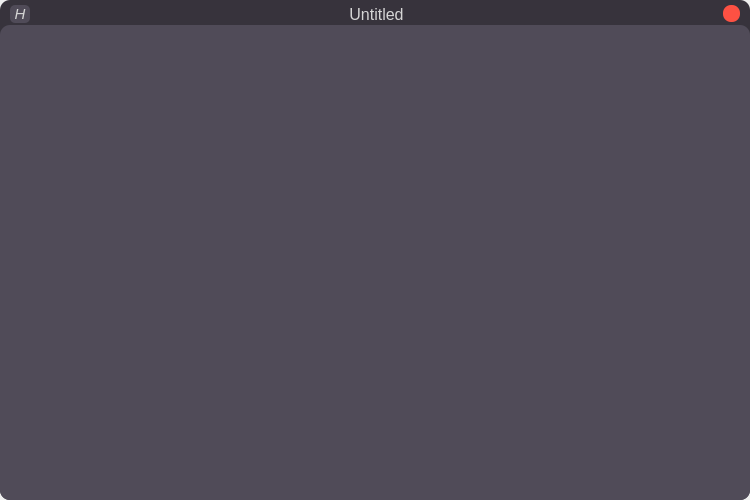
Before: the Qt Designer form UI/MainWindow.ui in harish3124/Texton, drawn with Qt 5.
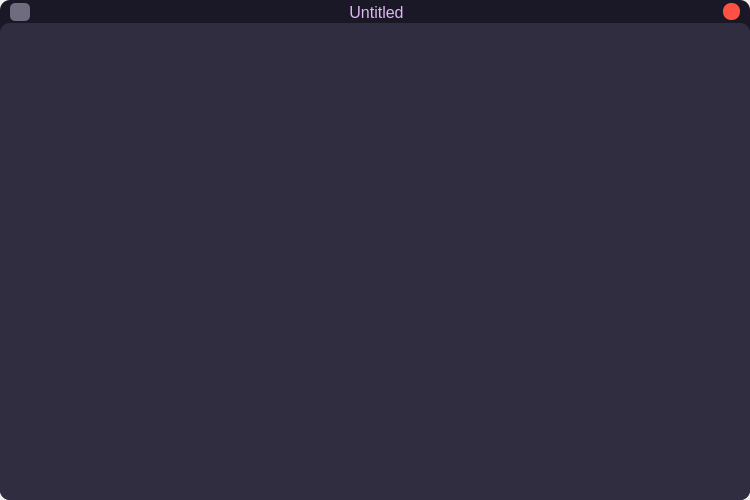
After: the same form once the commit is applied.

Patch:
```diff
--- a/UI/MainWindow.ui
+++ b/UI/MainWindow.ui
@@ -53,7 +53,7 @@
       </property>
       <property name="styleSheet">
        <string notr="true">border-radius: 10px;
-background-color: rgb(55, 51, 60);</string>
+background-color: #1A1826;</string>
       </property>
       <property name="frameShape">
        <enum>QFrame::NoFrame</enum>
@@ -69,7 +69,7 @@
         <number>0</number>
        </property>
        <property name="topMargin">
-        <number>5</number>
+        <number>3</number>
        </property>
        <property name="rightMargin">
         <number>0</number>
@@ -127,12 +127,12 @@
             <property name="styleSheet">
              <string notr="true">color: rgb(213, 213, 213);
 
-background-color: rgb(80, 75, 88);
+background-color: #6E6C7E;
 
 border-radius: 5;</string>
             </property>
             <property name="text">
-             <string>H</string>
+             <string/>
             </property>
            </widget>
           </item>
@@ -265,7 +265,7 @@
              </font>
             </property>
             <property name="styleSheet">
-             <string notr="true">color: rgb(213, 213, 213);
+             <string notr="true">color: #DDB6F2;
 
 </string>
             </property>
@@ -368,7 +368,7 @@
           <item>
            <widget class="QFrame" name="editor_frame">
             <property name="styleSheet">
-             <string notr="true">background-color: rgb(80, 75, 88);</string>
+             <string notr="true">background-color: #302D41;</string>
             </property>
             <property name="frameShape">
              <enum>QFrame::StyledPanel</enum>
@@ -394,13 +394,13 @@
                <property name="font">
                 <font>
                  <family>JetBrainsMonoMedium NF</family>
-                 <pointsize>10</pointsize>
+                 <pointsize>11</pointsize>
                 </font>
                </property>
                <property name="styleSheet">
-                <string notr="true">color: rgb(255, 255, 255);
+                <string notr="true">color: #F28FAD;
 
-background-color: rgb(80, 75, 88);
+background-color: #302D41;
 
 border: 1px solid rgba(0, 255, 255, 25);
 
```
